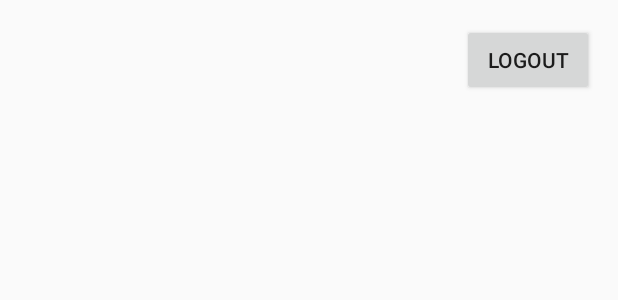
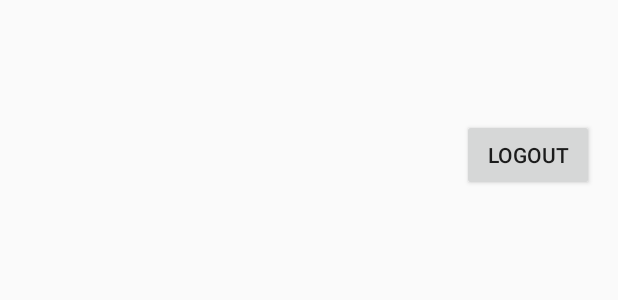
Before and after one commit to dblasena/FinalProject, an Android app: the layout activity_home_page.xml on its own in the app's theme, with its tools: preview values and no code run, on a phone screen of 412 x 824 dp. Shown: the top 300 px of the screen. Run offline under Robolectric (Android 15) with nearby library versions, the phone set to English and light mode, and no system bars.

```diff
--- a/app/src/main/AndroidManifest.xml
+++ b/app/src/main/AndroidManifest.xml
@@ -8,14 +8,17 @@
         android:label="@string/app_name"
         android:supportsRtl="true"
         android:theme="@style/AppTheme">
+
         <activity android:name=".MainActivity">
             <intent-filter>
                 <action android:name="android.intent.action.MAIN" />
+                <uses-permission android:name="android.permission.INTERNET" />
 
                 <category android:name="android.intent.category.LAUNCHER" />
             </intent-filter>
         </activity>
         <activity android:name=".HomePageActivity"></activity>
+
     </application>
 
 </manifest>
--- a/app/src/main/res/layout/activity_home_page.xml
+++ b/app/src/main/res/layout/activity_home_page.xml
@@ -10,12 +10,21 @@
     android:paddingTop="@dimen/activity_vertical_margin"
     tools:context="dblasena.cis.finalproject.HomePageActivity">
 
+    <TextView
+        android:layout_width="wrap_content"
+        android:layout_height="wrap_content"
+        android:layout_alignParentTop="true"
+        android:layout_alignParentLeft="true"
+        android:layout_alignParentStart="true"
+        android:id="@+id/textviewUser" />
+
     <Button
         android:text="LogOut"
         android:layout_width="wrap_content"
         android:layout_height="wrap_content"
-        android:layout_alignParentTop="true"
+        android:id="@+id/buttonLogOut"
+        android:layout_below="@+id/textviewUser"
         android:layout_alignParentRight="true"
         android:layout_alignParentEnd="true"
-        android:id="@+id/buttonLogOut" />
+        android:layout_marginTop="44dp" />
 </RelativeLayout>
```
Also changed, not shown: app/src/main/java/dblasena/cis/finalproject/HomePageActivity.java (+62 -0 lines), app/src/main/java/dblasena/cis/finalproject/MainActivity.java (+13 -6 lines).
